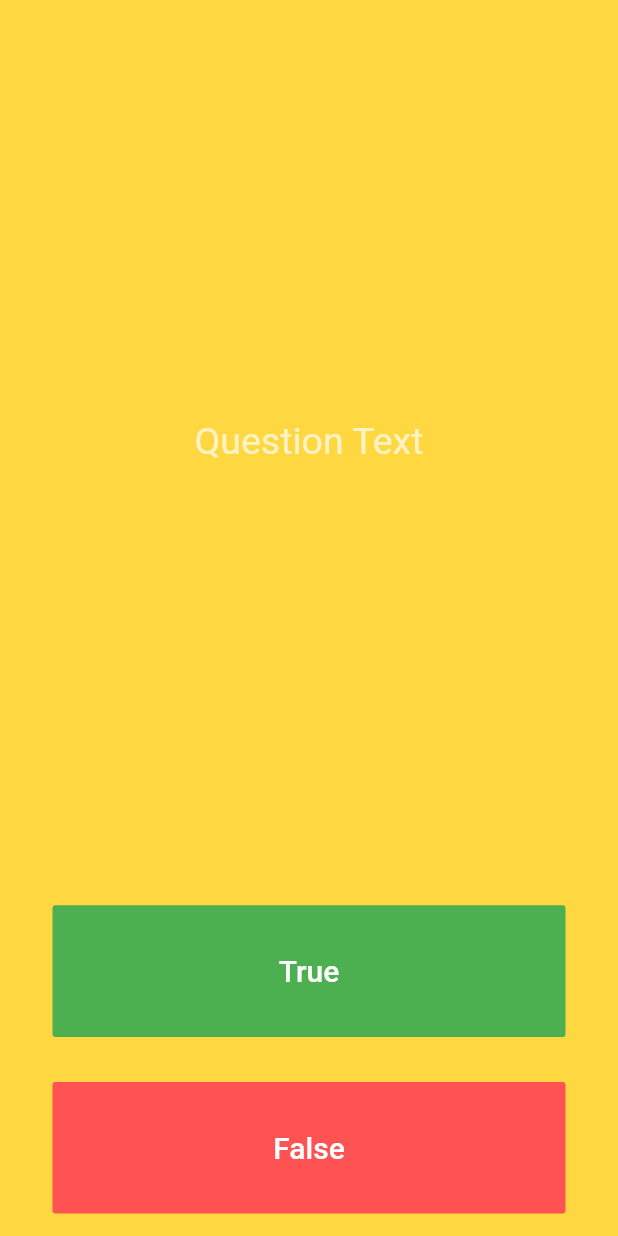
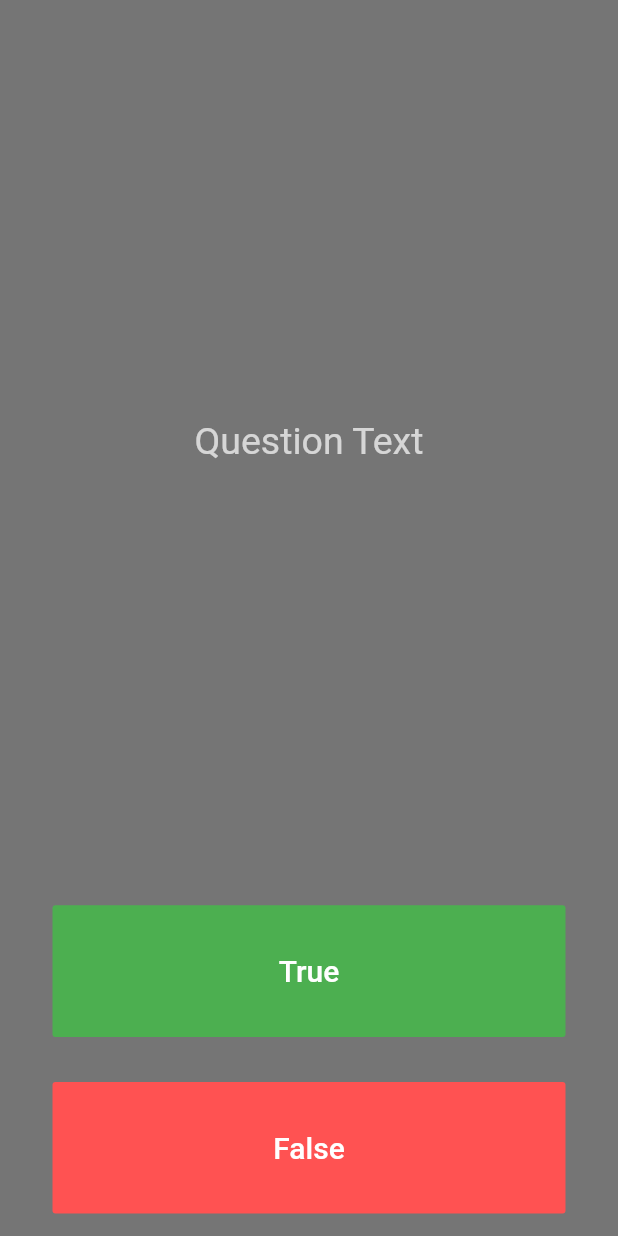
Before and after one commit to ayushi1376/Quizzer, a Flutter app: the screen it shows after launch, on a phone screen of 412 x 824 dp. Run offline on Flutter 3.47's test engine with Material 2 defaults, Android fonts, the phone set to English and light mode, and no system bars.

Commit message:
Icon fix

```diff
--- a/lib/main.dart
+++ b/lib/main.dart
@@ -9,7 +9,7 @@ class Quizzer extends StatelessWidget {
   Widget build(BuildContext context) {
     return MaterialApp(
       home: Scaffold(
-        backgroundColor: Colors.amberAccent,
+        backgroundColor: Colors.black54,
         body: SafeArea(
           child: Padding(
               padding: EdgeInsets.symmetric(horizontal: 20.0),
@@ -85,6 +85,11 @@ class _QuizPageState extends State<QuizPage> {
             ),
           ),
         ),
+        Row(
+          children: <Widget>[
+
+          ],
+        ),
       ],
     );
 
```
Also changed, not shown: App-icon/App-icon-image.jpg (added), 19 other files.
